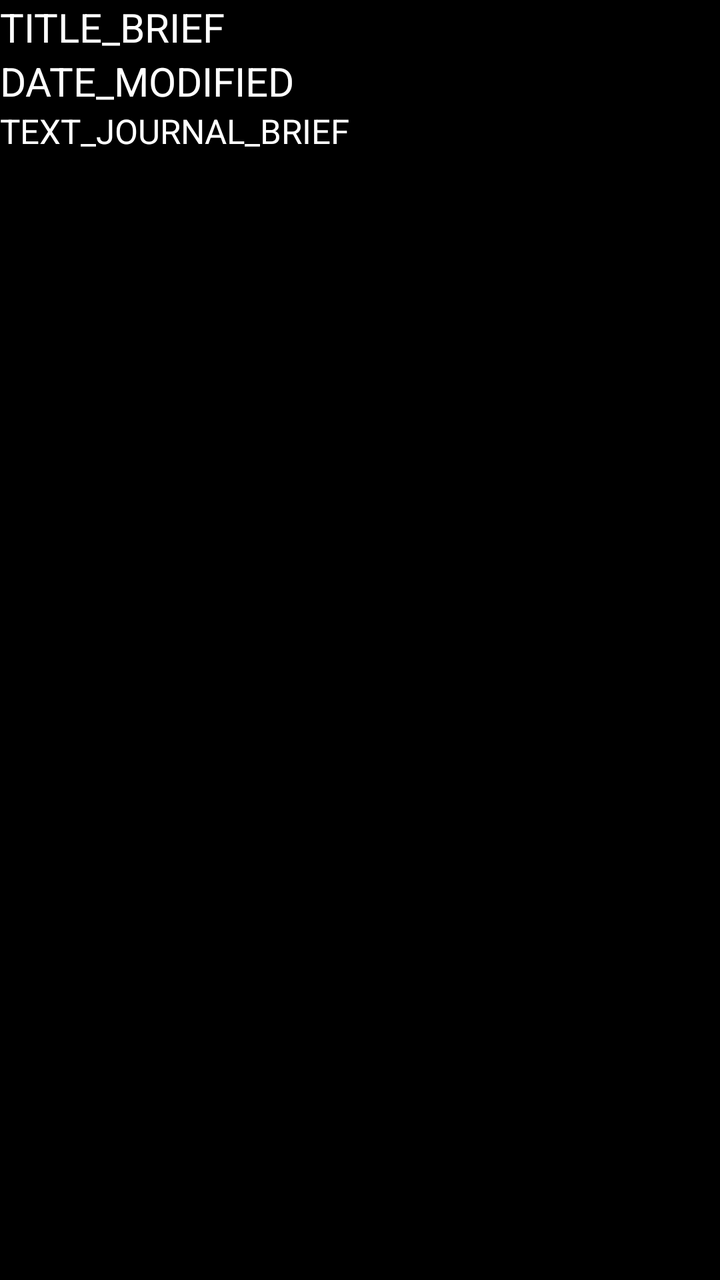
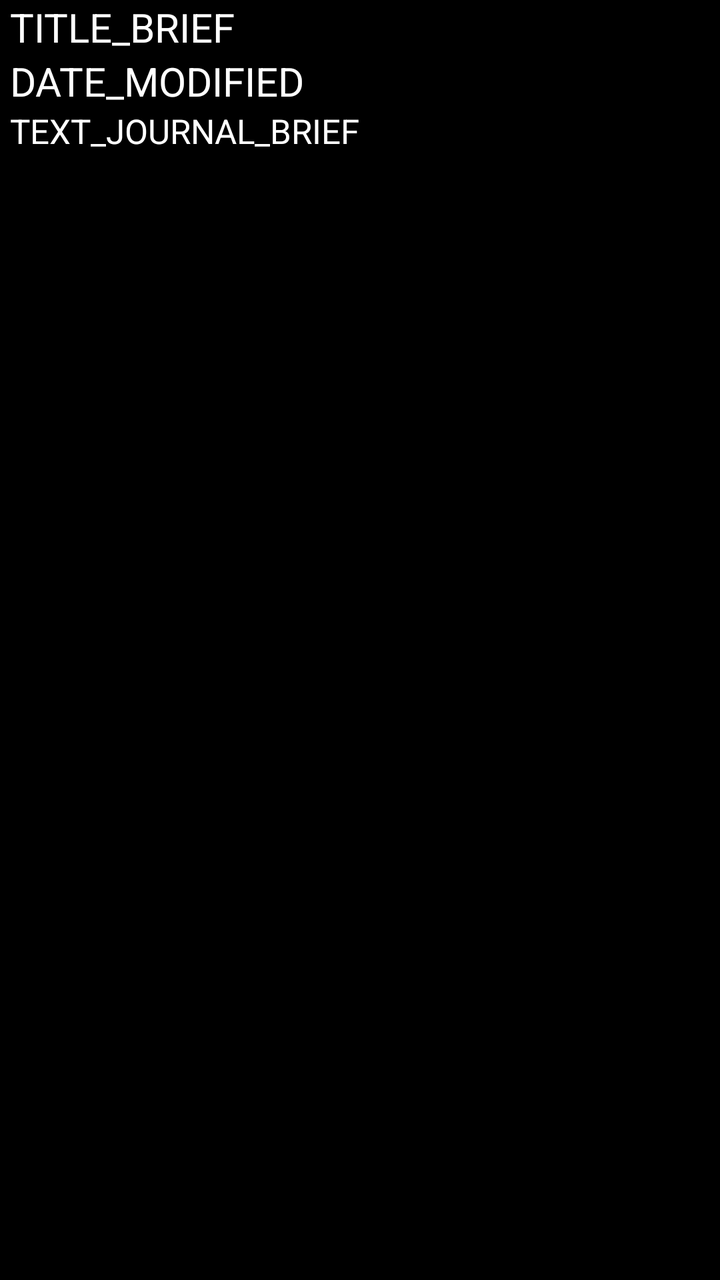

Two renders of the same Android screen: before a commit and after it. Below are the layout's source before the change and the commit's diff.
<!-- AndroidManifest.xml: application theme Theme.Riova -->
<!-- res/layout/journals_activity.xml -->
<?xml version="1.0" encoding="utf-8"?>
<LinearLayout xmlns:android="http://schemas.android.com/apk/res/android"
    android:id="@+id/banner_journal"
    android:layout_width="match_parent"
    android:layout_height="100dp"
    android:layout_marginBottom="5dp"
    android:background="@color/journalPreview_back"
    android:text="@string/journaly_entry"
    android:orientation="vertical"
    android:textColor="@color/white">
    <TextView
        android:id="@+id/journal_title"
        android:layout_height="wrap_content"
        android:layout_width="match_parent"
        android:text="TITLE_BRIEF"
        android:textSize="20sp"
        android:textColor="@color/white"/>
    <TextView
        android:id="@+id/journal_date"
        android:layout_height="wrap_content"
        android:layout_width="match_parent"
        android:text="DATE_MODIFIED"
        android:textSize="20sp"
        android:textColor="@color/white"/>
    <TextView
        android:id="@+id/journal_content_brief"
        android:layout_width="match_parent"
        android:layout_height="wrap_content"
        android:text="TEXT_JOURNAL_BRIEF"
        android:textColor="@color/white"
        android:textSize="17sp"/>
</LinearLayout>
<!-- resources referenced by this layout -->
<resources>
  <color name="journalPreview_back">#40000000</color>
  <color name="white">#FFFFFFFF</color>
  <string name="journaly_entry">JOURNALY_ENTRY</string>
  <style name="Theme.Riova" parent="Base.Theme.Riova" />
  <style name="Base.Theme.Riova" parent="Theme.Material3.DayNight.NoActionBar">
          
          
      </style>
</resources>

<!-- the commit's change to res/layout/journals_activity.xml (unified diff, before → after) -->
@@ -9,6 +9,7 @@
     android:orientation="vertical"
     android:textColor="@color/white">
     <TextView
+        android:layout_marginHorizontal="5dp"
         android:id="@+id/journal_title"
         android:layout_height="wrap_content"
         android:layout_width="match_parent"
@@ -16,6 +17,7 @@
         android:textSize="20sp"
         android:textColor="@color/white"/>
     <TextView
+        android:layout_marginHorizontal="5dp"
         android:id="@+id/journal_date"
         android:layout_height="wrap_content"
         android:layout_width="match_parent"
@@ -23,6 +25,7 @@
         android:textSize="20sp"
         android:textColor="@color/white"/>
     <TextView
+        android:layout_marginHorizontal="5dp"
         android:id="@+id/journal_content_brief"
         android:layout_width="match_parent"
         android:layout_height="wrap_content"
